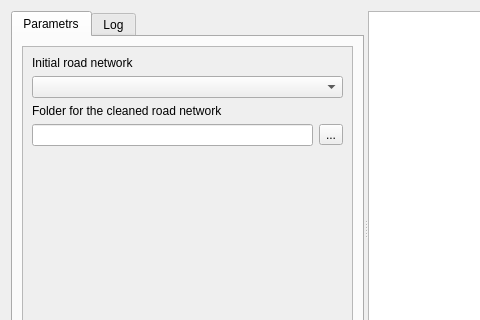
Qt form UI/roads_clean.ui (ishusterman/tau_net_calc) before a commit; both pictures show x 0 to 480 and y 0 to 320 of the 705 by 503 pixel window.
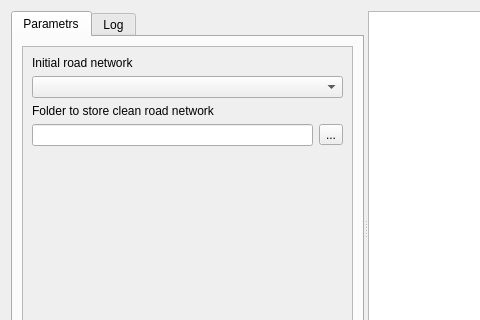
The same form after that commit.

Patch:
```diff
--- a/UI/roads_clean.ui
+++ b/UI/roads_clean.ui
@@ -112,7 +112,7 @@
               <item row="2" column="0">
                <widget class="QLabel" name="label">
                 <property name="text">
-                 <string>Folder for the cleaned road network</string>
+                 <string>Folder to store clean road network</string>
                 </property>
                </widget>
               </item>
```
